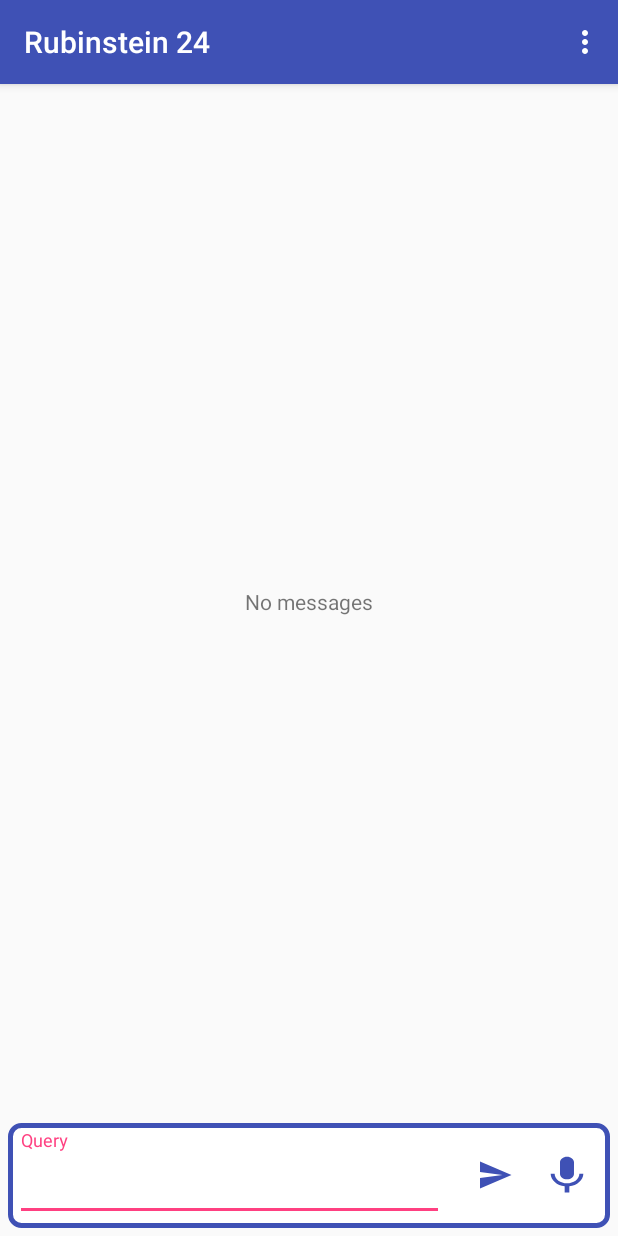
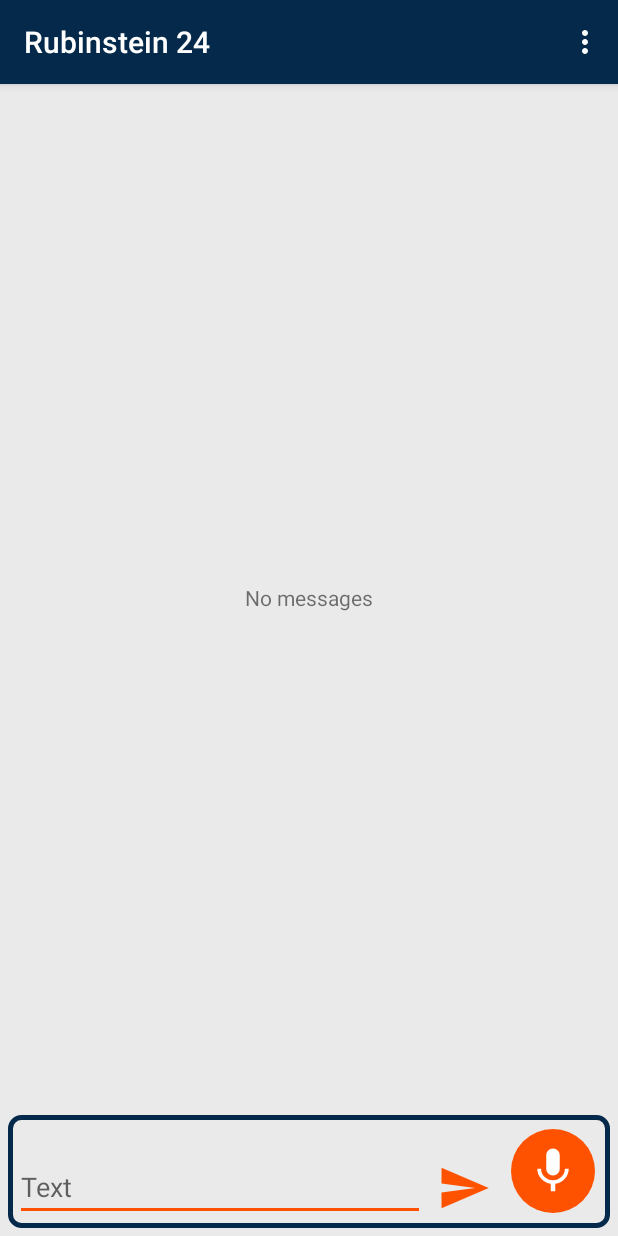
Before and after one commit to theaspect/api-bot, an Android app: the screen it shows after launch (ChatActivity), on a phone screen of 412 x 824 dp. Run offline under Robolectric (Android 15) with nearby library versions, the phone set to English and light mode, and no system bars; our stand-ins replace Dagger/Hilt's generated code; libraries missing offline, so code that uses them is left out: com.arellomobile.mvp, io.realm; 2 statements that could not run were skipped.

Commit message:
progress bar? play on click bubble, change color

```diff
--- a/app/src/main/AndroidManifest.xml
+++ b/app/src/main/AndroidManifest.xml
@@ -14,7 +14,8 @@
         android:theme="@style/AppTheme">
         <activity
             android:name=".presentation.main.ChatActivity"
-            android:screenOrientation="portrait">
+            android:screenOrientation="portrait"
+            android:windowSoftInputMode="adjustPan">
             <intent-filter>
                 <action android:name="android.intent.action.MAIN" />
 
--- a/app/src/main/java/com/example/f0x/apibot/app/injections/global/AIModule.kt
+++ b/app/src/main/java/com/example/f0x/apibot/app/injections/global/AIModule.kt
@@ -9,7 +9,6 @@ import com.example.f0x.apibot.domain.IPlayer
 import com.example.f0x.apibot.domain.Player
 import dagger.Module
 import dagger.Provides
-import java.util.*
 import javax.inject.Singleton
 
 /**
@@ -40,7 +39,7 @@ class AIModule {
     @Singleton
     fun provideSpeechPlayer(context: Context): IPlayer {
         val tts = TextToSpeech(context, {})
-        tts.language = Locale.ENGLISH
+//        tts.language = Locale.getDefault()
         return Player(tts)
     }
 }
--- a/app/src/main/java/com/example/f0x/apibot/presentation/common/activiites/ABaseActivity.kt
+++ b/app/src/main/java/com/example/f0x/apibot/presentation/common/activiites/ABaseActivity.kt
@@ -2,8 +2,12 @@ package com.example.f0x.apibot.presentation.common.activiites
 
 import android.os.Bundle
 import android.support.annotation.StringRes
+import android.view.View.INVISIBLE
+import android.view.View.VISIBLE
+import android.widget.ProgressBar
 import android.widget.Toast
 import com.arellomobile.mvp.MvpAppCompatActivity
+import com.example.f0x.apibot.R
 import com.example.f0x.apibot.presentation.common.Layout
 
 /**
@@ -12,12 +16,14 @@ import com.example.f0x.apibot.presentation.common.Layout
 abstract class ABaseActivity : MvpAppCompatActivity() {
 
     internal val tag = this.javaClass.simpleName
+    private var progressBar: ProgressBar? = null
 
     override fun onCreate(savedInstanceState: Bundle?) {
         inject()
         super.onCreate(savedInstanceState)
         val layout = javaClass.getAnnotation(Layout::class.java) as Layout
         setContentView(layout.id)
+        progressBar = findViewById<ProgressBar>(R.id.prBar)
         initViews()
         initAnimations()
         initListeners()
@@ -29,7 +35,13 @@ abstract class ABaseActivity : MvpAppCompatActivity() {
 
     protected open fun initListeners() {}
 
-    fun showLoadingProgress(show: Boolean) {}
+    fun showLoadingProgress(show: Boolean) {
+        if (show)
+            progressBar?.visibility = VISIBLE
+        else
+            progressBar?.visibility = INVISIBLE
+
+    }
 
     fun showToast(@StringRes messageStringResId: Int) =
             Toast.makeText(this, messageStringResId, Toast.LENGTH_SHORT).show()
--- a/app/src/main/java/com/example/f0x/apibot/presentation/main/ChatActivity.kt
+++ b/app/src/main/java/com/example/f0x/apibot/presentation/main/ChatActivity.kt
@@ -24,6 +24,7 @@ import javax.inject.Inject
 
 @Layout(id = R.layout.activity_chat)
 class ChatActivity : ABaseListActivity<ChatMessage, AListAdapter.DefaultViewHolder<ChatMessage>>(), IChatView {
+
 
     @Inject
     @InjectPresenter
@@ -62,7 +63,9 @@ class ChatActivity : ABaseListActivity<ChatMessage, AListAdapter.DefaultViewHold
 
 
     override fun initAdapter(): AListAdapter<ChatMessage, AListAdapter.DefaultViewHolder<ChatMessage>> {
-        return ChatAdapter()
+        val chatAdapter = ChatAdapter()
+        chatAdapter.onDataClickListener = { presenter.onMessageClick(it) }
+        return chatAdapter
     }
 
     override fun initLayoutManager(): RecyclerView.LayoutManager {
--- a/app/src/main/java/com/example/f0x/apibot/presentation/main/ChatMessageLeftView.kt
+++ b/app/src/main/java/com/example/f0x/apibot/presentation/main/ChatMessageLeftView.kt
@@ -21,6 +21,7 @@ class ChatMessageLeftView @JvmOverloads constructor(
     override fun bind(item: ChatMessage, onClickListener: OnClickListener) {
         tvTextResponse.text = item.message
         tvDate.text = item.getFormatedDate()
+        llBubble.setOnClickListener(onClickListener)
     }
 
 }
--- a/app/src/main/java/com/example/f0x/apibot/presentation/main/ChatMessageRightView.kt
+++ b/app/src/main/java/com/example/f0x/apibot/presentation/main/ChatMessageRightView.kt
@@ -22,6 +22,7 @@ class ChatMessageRightView @JvmOverloads constructor(
     override fun bind(item: ChatMessage, onClickListener: OnClickListener) {
         tvTextResponse.text = item.message
         tvDate.text = item.getFormatedDate()
+        llBubble.setOnClickListener(onClickListener)
     }
 
 }
--- a/app/src/main/java/com/example/f0x/apibot/presentation/main/ChatPresenter.kt
+++ b/app/src/main/java/com/example/f0x/apibot/presentation/main/ChatPresenter.kt
@@ -51,6 +51,7 @@ class ChatPresenter @Inject constructor(val service: AIService,
     }
 
     override fun onResult(result: AIResponse?) {
+        viewState.showLoadingProgress(false)
         repository.saveMessage(result?.result?.resolvedQuery, ChatMessage.TYPE_USER)
         val speech = result?.result?.fulfillment?.speech
         if (speech != null) {
@@ -71,6 +72,7 @@ class ChatPresenter @Inject constructor(val service: AIService,
     }
 
     override fun onError(error: AIError?) {
+        viewState.showLoadingProgress(false)
         viewState.showToast(error?.message)
         println("$tag onError: " + error?.message)
     }
@@ -129,6 +131,7 @@ class ChatPresenter @Inject constructor(val service: AIService,
     }
 
     fun micOff() {
+        viewState.showLoadingProgress(true)
         if (isListening) {
             service.stopListening()
             isListening = false
@@ -137,23 +140,22 @@ class ChatPresenter @Inject constructor(val service: AIService,
 
     fun onSendClick(query: String) {
         repository.saveMessage(query, ChatMessage.TYPE_USER)
-
+        viewState.showLoadingProgress(true)
         val request = AIRequest()
         request.setQuery(query)
         Single.fromCallable<String> {
-
-
             val result = service.textRequest(request).result
             result.fulfillment.speech
-
         }.observeOn(AndroidSchedulers.mainThread())
                 .subscribeOn(Schedulers.io())
                 .subscribe({
                     repository.saveMessage(it, ChatMessage.TYPE_BOT)
+                    viewState.showLoadingProgress(false)
                     if (it != null && settings.isSoundEnabled) {
                         player.play(it)
                     }
                 }, {
+                    viewState.showLoadingProgress(false)
                     viewState.showToast(it.message)
                 })
 
@@ -184,4 +186,12 @@ class ChatPresenter @Inject constructor(val service: AIService,
         viewState.clearChat()
 
     }
+
+    fun onMessageClick(chatMessage: ChatMessage) {
+        if (chatMessage.message == null)
+            return
+        if (settings.isSoundEnabled) {
+            player.play(chatMessage.message)
+        }
+    }
 }
--- a/app/src/main/res/drawable/bottom_bar.xml
+++ b/app/src/main/res/drawable/bottom_bar.xml
@@ -1,7 +1,7 @@
 <?xml version="1.0" encoding="UTF-8"?>
 <shape xmlns:android="http://schemas.android.com/apk/res/android"
     android:shape="rectangle">
-    <solid android:color="#FFFFFF" />
+    <solid android:color="@color/chat_background" />
     <stroke
         android:width="3dp"
         android:color="@color/colorPrimary" />
--- /dev/null
+++ b/app/src/main/res/drawable/circle.xml
@@ -0,0 +1,13 @@
+<?xml version="1.0" encoding="utf-8"?>
+<selector xmlns:android="http://schemas.android.com/apk/res/android">
+    <item android:state_pressed="false">
+        <shape android:shape="oval">
+            <solid android:color="@color/colorAccent" />
+        </shape>
+    </item>
+    <item android:state_pressed="true">
+        <shape android:shape="oval">
+            <solid android:color="@color/colorAccent" />
+        </shape>
+    </item>
+</selector>
--- a/app/src/main/res/drawable/ic_mic_black_24dp.xml
+++ b/app/src/main/res/drawable/ic_mic_black_24dp.xml
@@ -1,9 +1,9 @@
 <vector xmlns:android="http://schemas.android.com/apk/res/android"
-        android:width="24dp"
-        android:height="24dp"
+    android:width="36dp"
+    android:height="36dp"
     android:viewportHeight="24.0"
     android:viewportWidth="24.0">
     <path
-        android:fillColor="#3F51B5"
+        android:fillColor="#FFFFFF"
         android:pathData="M12,14c1.66,0 2.99,-1.34 2.99,-3L15,5c0,-1.66 -1.34,-3 -3,-3S9,3.34 9,5v6c0,1.66 1.34,3 3,3zM17.3,11c0,3 -2.54,5.1 -5.3,5.1S6.7,14 6.7,11L5,11c0,3.41 2.72,6.23 6,6.72L11,21h2v-3.28c3.28,-0.48 6,-3.3 6,-6.72h-1.7z"/>
 </vector>
--- a/app/src/main/res/drawable/ic_mic_off_black_24dp.xml
+++ b/app/src/main/res/drawable/ic_mic_off_black_24dp.xml
@@ -1,6 +1,6 @@
 <vector xmlns:android="http://schemas.android.com/apk/res/android"
-        android:width="24dp"
-        android:height="24dp"
+    android:width="36dp"
+    android:height="36dp"
     android:viewportHeight="24.0"
     android:viewportWidth="24.0">
     <path
--- a/app/src/main/res/drawable/ic_send_black_24dp.xml
+++ b/app/src/main/res/drawable/ic_send_black_24dp.xml
@@ -1,9 +1,9 @@
 <vector xmlns:android="http://schemas.android.com/apk/res/android"
-    android:width="24dp"
-    android:height="24dp"
+    android:width="36dp"
+    android:height="36dp"
     android:viewportHeight="24.0"
     android:viewportWidth="24.0">
     <path
-        android:fillColor="#3F51B5"
+        android:fillColor="#ff5200"
         android:pathData="M2.01,21L23,12 2.01,3 2,10l15,2 -15,2z" />
 </vector>
--- a/app/src/main/res/layout/activity_chat.xml
+++ b/app/src/main/res/layout/activity_chat.xml
@@ -3,9 +3,8 @@
     xmlns:tools="http://schemas.android.com/tools"
     android:layout_width="match_parent"
     android:layout_height="match_parent"
-    android:padding="5dp"
-
-    >
+    android:background="@color/chat_background"
+    android:padding="5dp">
 
     <FrameLayout
         android:layout_width="match_parent"
@@ -18,7 +17,8 @@
             android:layout_width="match_parent"
             android:layout_height="wrap_content"
             android:layout_gravity="center"
-            android:visibility="gone" />
+            android:visibility="visible"
+            tools:visibility="visible" />
 
 
         <com.example.f0x.apibot.presentation.common.SimpleEmptyView
@@ -26,67 +26,69 @@
             android:layout_width="wrap_content"
             android:layout_height="wrap_content"
             android:layout_gravity="center"
-            android:visibility="visible" />
+            android:visibility="gone"
+            tools:visibility="visible" />
 
     </FrameLayout>
 
-    <LinearLayout
+    <ProgressBar
+        android:id="@+id/prBar"
+        style="?android:attr/progressBarStyleHorizontal"
+        android:layout_width="match_parent"
+        android:layout_height="wrap_content"
+        android:layout_above="@+id/llButtons"
+        android:indeterminate="true"
+        android:visibility="invisible"
+        tools:visibility="visible"
+
+        />
+
+    <RelativeLayout
         android:id="@+id/llButtons"
         android:layout_width="match_parent"
-        android:layout_height="70dp"
+        android:layout_height="75dp"
         android:layout_alignParentBottom="true"
-        android:background="@drawable/bottom_bar"
-        android:gravity="center_vertical"
-        android:orientation="horizontal"
-        android:weightSum="10">
+        android:background="@drawable/bottom_bar">
 
-        <android.support.design.widget.TextInputLayout
-            android:id="@+id/tiLayout"
-            android:layout_width="0dp"
-            android:layout_height="match_parent"
-            android:layout_weight="8">
+        <EditText
+            android:id="@+id/etQuery"
+            android:layout_width="match_parent"
+            android:layout_height="wrap_content"
+            android:layout_alignParentBottom="true"
+            android:layout_toStartOf="@+id/btnSend"
+            android:gravity="bottom"
+            android:hint="@string/query_hint"
+            android:lines="2"
+            android:maxLines="2"
+            android:minLines="2"
+            tools:text="Who  are my top\nclients" />
 
-            <EditText
-                android:id="@+id/etQuery"
-                android:layout_width="match_parent"
-                android:layout_height="match_parent"
-                android:layout_marginEnd="10dp"
-                android:hint="@string/query_hint"
-                tools:text="Who  are my top clients" />
-
-        </android.support.design.widget.TextInputLayout>
 
         <ImageButton
             android:id="@+id/btnSend"
-            android:layout_width="0dp"
+            android:layout_width="wrap_content"
             android:layout_height="wrap_content"
-            android:layout_margin="5dp"
-            android:layout_weight="1"
+            android:layout_alignParentBottom="true"
+            android:layout_marginEnd="4dp"
+            android:layout_marginStart="4dp"
+            android:layout_toStartOf="@+id/btnMic"
             android:background="@null"
-            android:src="@drawable/ic_send_black_24dp"
-            android:visibility="visible" />
+            android:padding="4dp"
+            android:src="@drawable/ic_send_black_24dp" />
 
+        <ImageButton
+            android:id="@+id/btnMic"
+            android:layout_width="56dp"
+            android:layout_height="56dp"
+            android:layout_alignParentEnd="true"
+            android:layout_centerVertical="true"
+            android:layout_marginEnd="5dp"
+            android:layout_marginStart="5dp"
+            android:background="@drawable/circle"
+            android:padding="4dp"
+            android:src="@drawable/mic" />
 
-        <Button
-            android:id="@+id/btnMic"
-            android:layout_width="0dp"
-            android:layout_height="30dp"
-            android:layout_margin="5dp"
-            android:layout_weight="1"
-            android:background="@drawable/mic"
-            android:padding="3dp" />
-        <!--<ToggleButton-->
-        <!--android:id="@+id/btnMic"-->
-        <!--android:layout_width="0dp"-->
-        <!--android:layout_height="30dp"-->
-        <!--android:layout_margin="5dp"-->
-        <!--android:layout_weight="1"-->
-        <!--android:background="@drawable/mic"-->
-        <!--android:checked="false"-->
-        <!--android:text=""-->
-        <!--android:textOff=""-->
-        <!--android:textOn="" />-->
-    </LinearLayout>
+    </RelativeLayout>
 
 
 </RelativeLayout>
--- a/app/src/main/res/layout/item_left.xml
+++ b/app/src/main/res/layout/item_left.xml
@@ -11,15 +11,18 @@
     >
 
     <LinearLayout
+
+        android:id="@+id/llBubble"
         android:layout_width="wrap_content"
         android:layout_height="wrap_content"
         android:background="@drawable/left_bubble"
+        android:clickable="true"
+        android:focusable="true"
         android:orientation="vertical"
         android:paddingBottom="5dp"
         android:paddingEnd="30dp"
         android:paddingStart="30dp"
         android:paddingTop="5dp"
-
         >
 
         <TextView
--- a/app/src/main/res/layout/item_right.xml
+++ b/app/src/main/res/layout/item_right.xml
@@ -11,14 +11,18 @@
     >
 
     <LinearLayout
+        android:id="@+id/llBubble"
         android:layout_width="wrap_content"
         android:layout_height="wrap_content"
         android:background="@drawable/right_bubble"
+        android:clickable="true"
+        android:focusable="true"
         android:orientation="vertical"
         android:paddingBottom="5dp"
         android:paddingEnd="30dp"
         android:paddingStart="30dp"
         android:paddingTop="5dp"
+
 
         >
 
--- a/app/src/main/res/layout/stub_list.xml
+++ b/app/src/main/res/layout/stub_list.xml
@@ -21,6 +21,12 @@
             android:layout_height="wrap_content"
             android:visibility="visible" />
 
+        <ProgressBar
+            android:id="@+id/prBar"
+            android:layout_width="match_parent"
+            android:layout_height="wrap_content"
+
+            />
     </android.support.v4.widget.SwipeRefreshLayout>
 
 </LinearLayout>
--- a/app/src/main/res/values/colors.xml
+++ b/app/src/main/res/values/colors.xml
@@ -1,9 +1,11 @@
 <?xml version="1.0" encoding="utf-8"?>
 <resources>
-    <color name="colorPrimary">#3F51B5</color>
-    <color name="colorPrimaryDark">#303F9F</color>
-    <color name="colorAccent">#FF4081</color>
+    <color name="colorPrimary">#04294a</color>
+    <color name="colorPrimaryDark">#03213d</color>
+    <color name="colorAccent">#ff5200</color>
 
     <color name="left_bubble_color">#3F51B5</color>
     <color name="right_bubble_color">#5f6db9</color>
+    <color name="chat_background">#eaeaea</color>
+
 </resources>
--- a/app/src/main/res/values/strings.xml
+++ b/app/src/main/res/values/strings.xml
@@ -5,7 +5,7 @@
     <string name="query">Query</string>
     <string name="bot_name">Bot: </string>
     <string name="your_name">You:</string>
-    <string name="query_hint">Query</string>
+    <string name="query_hint">Text</string>
     <string name="mute_speech">Mute</string>
     <string name="clear_chat">Clear</string>
     <string name="sound_disabled">Sound on</string>
```
